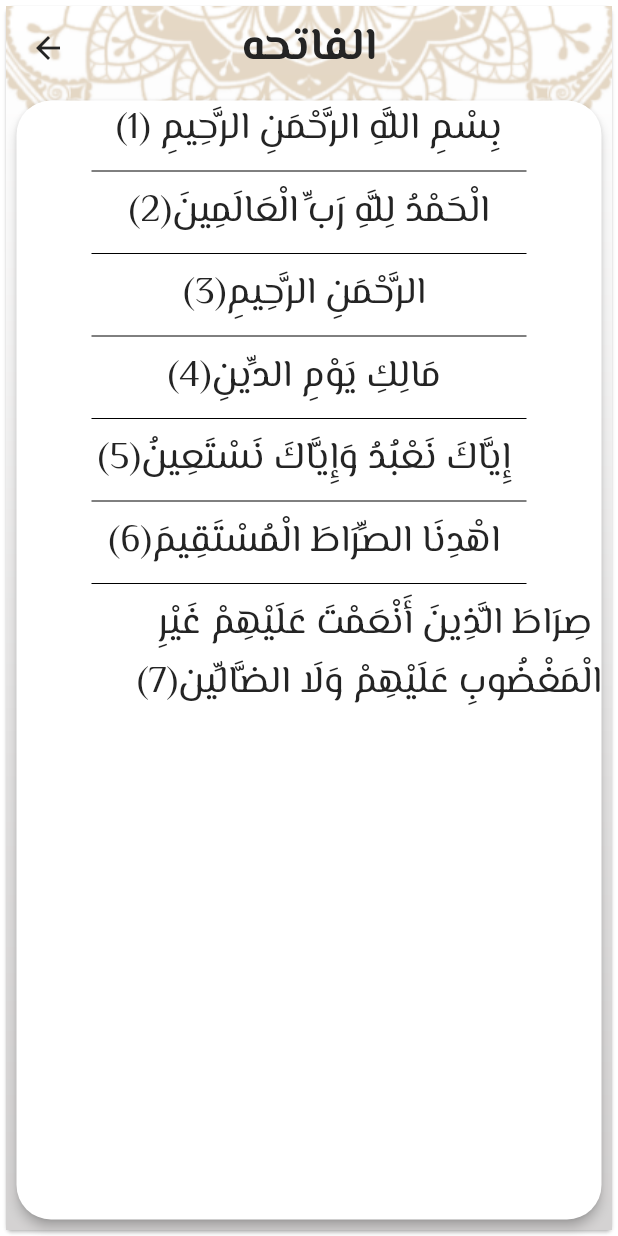
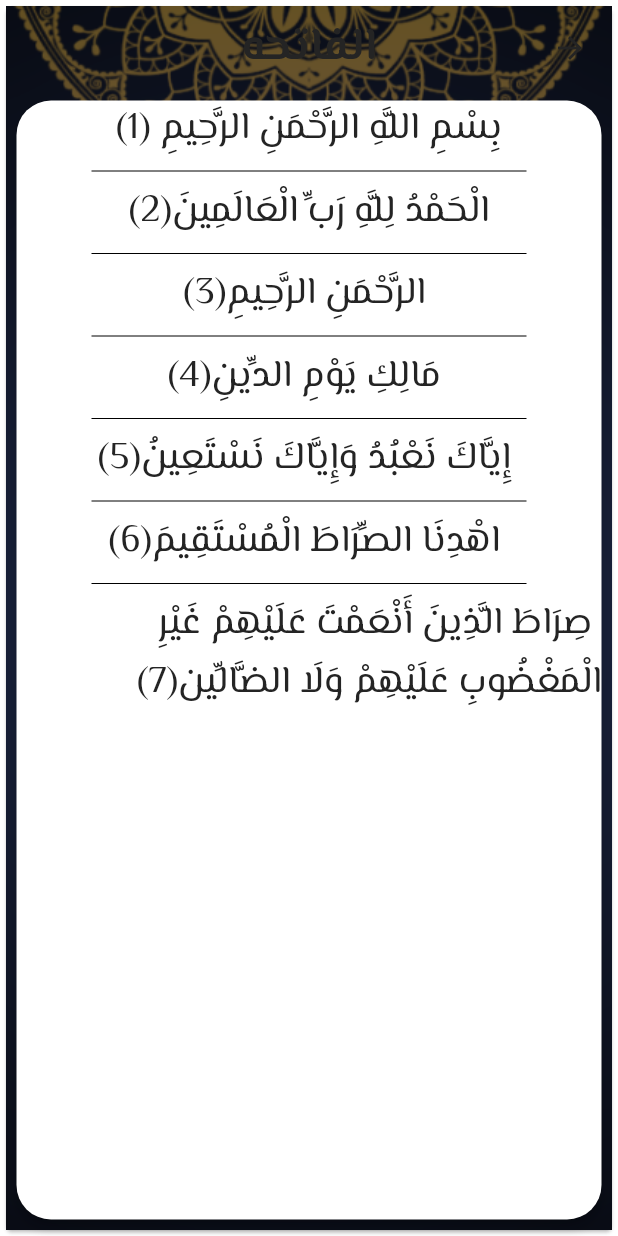
Before and after one commit to ahs25001/islame, a Flutter app: the screen it shows after launch, after a tap on "الفاتحه", on a phone screen of 412 x 824 dp. Run offline on Flutter 3.47's test engine with Material 2 defaults, Android fonts, the phone set to English and light mode, and no system bars; our stand-ins replace google_fonts, shared_preferences; generated files the repository leaves out were written again.

Commit message:
add shared preference

```diff
--- a/lib/home.dart
+++ b/lib/home.dart
@@ -23,7 +23,7 @@ List<Widget>bodies=[Quran(),Hadeth(),Sebha(),RadioFm(),Settings()];
     return Stack(
       children: [
         Image.asset(
-          (provider.mode=="light")?
+          (provider.mode==ThemeMode.light)?
           'assets/images/background.png':'assets/images/bg.png',
           width: double.infinity,
           fit: BoxFit.fill,
--- a/lib/main.dart
+++ b/lib/main.dart
@@ -8,10 +8,14 @@ import 'package:flutter_gen/gen_l10n/app_localizations.dart';
 import 'package:provider/provider.dart';
 import 'home.dart';
 
-void main() {
+void main() async{
+  WidgetsFlutterBinding.ensureInitialized();
+  var provider=MyProvider();
+  await provider.loadTheme();
+  await provider.loadLocal();
   runApp(ChangeNotifierProvider(
       create: (BuildContext context) {
-        return MyProvider();
+        return  provider;
       },
       child: MyApp()));
 }
@@ -33,7 +37,7 @@ class MyApp extends StatelessWidget {
         SouraDitalse.routName: (context) => SouraDitalse(),
         HadethDitales.routName: (context) => HadethDitales(),
       },
-      themeMode: (provider.mode=="light")?ThemeMode.light:ThemeMode.dark,
+      themeMode: provider.mode,
       initialRoute: Home.routName,
       theme: MyTheme.light,
       darkTheme: MyTheme.dark,
--- a/lib/providers/my_provider.dart
+++ b/lib/providers/my_provider.dart
@@ -1,16 +1,52 @@
 import 'package:flutter/material.dart';
+import 'package:shared_preferences/shared_preferences.dart';
 
 class MyProvider extends ChangeNotifier {
   String local = "en";
-  String mode = "light";
+  ThemeMode mode = ThemeMode.system;
+  SharedPreferences? sharedPreferences;
 
   changeLocal(String code) {
     local = code;
     notifyListeners();
+    saveLocal(code);
+  }
+
+  Future<void> saveTheme(String theme) async {
+    await sharedPreferences!.setString("theme", theme);
+  }
+
+  Future<void> saveLocal(String code) async {
+    await sharedPreferences!.setString("local", code);
+  }
+
+  loadLocal()async {
+    sharedPreferences=await SharedPreferences.getInstance();
+    String ? newLocal=sharedPreferences!.getString("local");
+    if(newLocal==null||newLocal=="ar")
+      {
+        local="ar";
+      }
+    else{
+      local="en";
+    }
+  }
+
+  Future<void> loadTheme() async {
+    sharedPreferences = await SharedPreferences.getInstance();
+    String? newTheme = sharedPreferences!.getString("theme");
+    if (newTheme == null) {
+      mode = ThemeMode.system;
+    } else if (newTheme == "light") {
+      mode = ThemeMode.light;
+    } else {
+      mode = ThemeMode.dark;
+    }
   }
 
   changeMode(String mode) {
-    this.mode = mode;
+    this.mode = (mode == "light") ? ThemeMode.light : ThemeMode.dark;
     notifyListeners();
+    saveTheme(mode);
   }
 }
--- a/lib/tabs/sebhaScreen.dart
+++ b/lib/tabs/sebhaScreen.dart
@@ -43,7 +43,7 @@ class _SebhaState extends State<Sebha> {
                 }
                 setState(() {});
               },
-              child: Image.asset((provider.mode == "light")
+              child: Image.asset((provider.mode == ThemeMode.light)
                   ? "assets/images/sebha.png"
                   : "assets/images/sebha_dark.png")),
           SizedBox(
--- a/lib/tabs/settinsScreen.dart
+++ b/lib/tabs/settinsScreen.dart
@@ -49,7 +49,7 @@ class _SettingsState extends State<Settings> {
                     borderRadius: BorderRadius.circular(18),
                     border: Border.all(
                         color: Theme.of(context).colorScheme.secondary)),
-                child: (provider.mode == "light")
+                child: (provider.mode == ThemeMode.light)
                     ? Text(AppLocalizations.of(context)!.light)
                     : Text(AppLocalizations.of(context)!.dark)),
           ),
--- a/pubspec.yaml
+++ b/pubspec.yaml
@@ -38,7 +38,7 @@ dependencies:
   flutter_localizations:
     sdk: flutter
   intl: ^0.18.1
-
+  shared_preferences: ^2.2.2
 dev_dependencies:
   flutter_test:
     sdk: flutter
```
Also changed, not shown: pubspec.lock.
